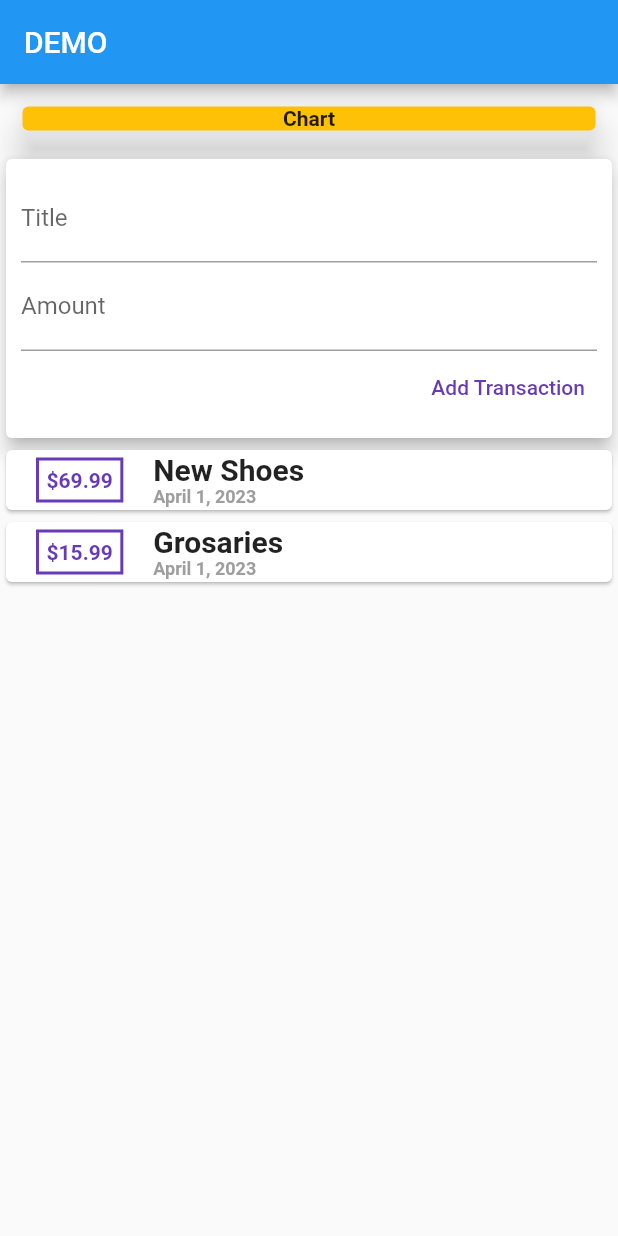
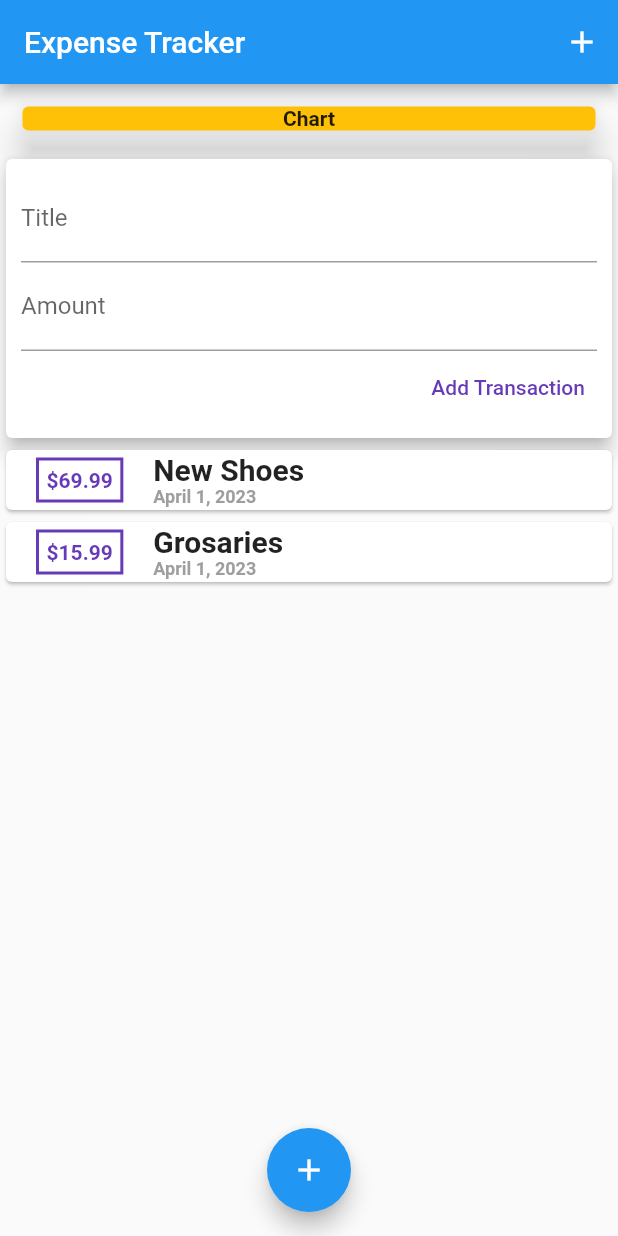
Before and after one commit to SayedTahsin/WalletWatcher, a Flutter app: the screen it shows after launch, after a tap on "Add Transaction", on a phone screen of 412 x 824 dp. Run offline on Flutter 3.47's test engine with Material 2 defaults, Android fonts, the phone set to English and light mode, and no system bars.

Commit message:
added some buttons

```diff
--- a/lib/main.dart
+++ b/lib/main.dart
@@ -32,7 +32,13 @@ class _MyHomePageState extends State<MyHomePage> {
   Widget build(BuildContext context) {
     return Scaffold(
       appBar: AppBar(
-        title: Text("DEMO"),
+        title: Text("Expense Tracker"),
+        actions: [
+          IconButton(
+            onPressed: () {},
+            icon: Icon(Icons.add),
+          ),
+        ],
       ),
       body: SingleChildScrollView(
         child: Column(
@@ -57,6 +63,11 @@ class _MyHomePageState extends State<MyHomePage> {
           ],
         ),
       ),
+      floatingActionButtonLocation: FloatingActionButtonLocation.centerFloat,
+      floatingActionButton: FloatingActionButton(
+        child: Icon(Icons.add),
+        onPressed: () {},
+      ),
     );
   }
 }
--- a/lib/widgets/new_transaction.dart
+++ b/lib/widgets/new_transaction.dart
@@ -8,6 +8,13 @@ class NewTransaction extends StatelessWidget {
   NewTransaction(this.addTx);
   final titleController = TextEditingController();
   final amountController = TextEditingController();
+  void submitData() {
+    final enteredTitle = titleController.text;
+    final enteredAmount = double.parse(amountController.text);
+    if (enteredTitle.isEmpty || enteredAmount <= 0) return;
+    addTx(enteredTitle, enteredAmount);
+  }
+
   @override
   Widget build(BuildContext context) {
     return Card(
@@ -20,22 +27,20 @@ class NewTransaction extends StatelessWidget {
             TextField(
               decoration: InputDecoration(labelText: 'Title'),
               controller: titleController,
+              onSubmitted: (_) => submitData(),
             ),
             TextField(
               decoration: InputDecoration(labelText: 'Amount'),
               controller: amountController,
+              keyboardType: TextInputType.number,
+              onSubmitted: (_) => submitData(),
             ),
             TextButton(
+              onPressed: submitData,
               child: Text(
                 "Add Transaction",
                 style: TextStyle(color: Colors.deepPurple),
               ),
-              onPressed: () {
-                addTx(
-                  titleController.text,
-                  double.parse(amountController.text),
-                );
-              },
             ),
           ],
         ),
--- a/lib/widgets/transaction_list.dart
+++ b/lib/widgets/transaction_list.dart
@@ -25,7 +25,7 @@ class TransactionList extends StatelessWidget {
                       border: Border.all(width: 2, color: Colors.deepPurple)),
                   padding: EdgeInsets.all(5),
                   child: Text(
-                    '\$${transactions[index].amount}',
+                    '\$${transactions[index].amount.toStringAsFixed(2)}',
                     style: TextStyle(
                       fontWeight: FontWeight.bold,
                       color: Colors.deepPurple,
```
